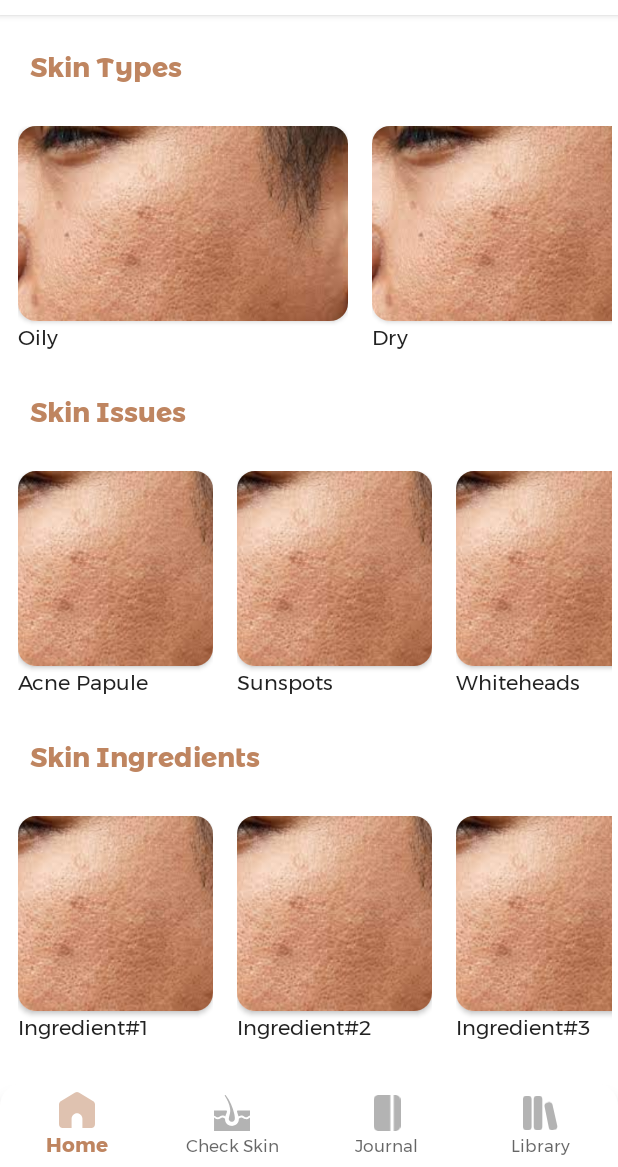
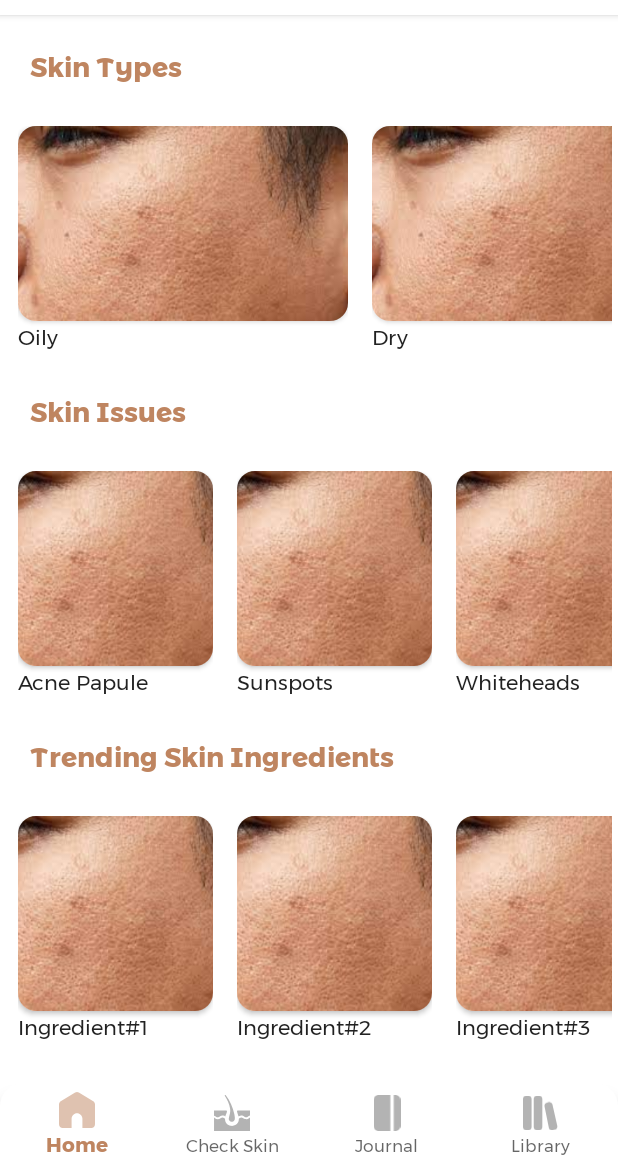
Before and after one commit to jeaaanius/Skincap, an Android app: the MainActivity screen opened directly, with no data from a screen before it, on a phone screen of 412 x 824 dp, the part 69-1236 px from its top. Run offline under Robolectric (Android 15) with nearby library versions, the phone set to English and light mode, and no system bars; our stand-ins replace navigation-ui.

Commit message:
Update HomeFragment.java

```diff
--- a/app/src/main/java/com/example/skincap/ui/home/HomeFragment.java
+++ b/app/src/main/java/com/example/skincap/ui/home/HomeFragment.java
@@ -30,7 +30,7 @@ public class HomeFragment extends BaseFragment<FragmentHomeBinding> {
         //set the Categories for each array list set in the `ParentViewHolder`
         parentModelArrayList.add(new ParentModel("Skin Types"));
         parentModelArrayList.add(new ParentModel("Skin Issues"));
-        parentModelArrayList.add(new ParentModel("Skin Ingredients"));
+        parentModelArrayList.add(new ParentModel("Trending Skin Ingredients"));
 
         VerticalAdapter verticalAdapter = setVerticalAdapter();
         binding.parentListView.setAdapter(verticalAdapter);
```
